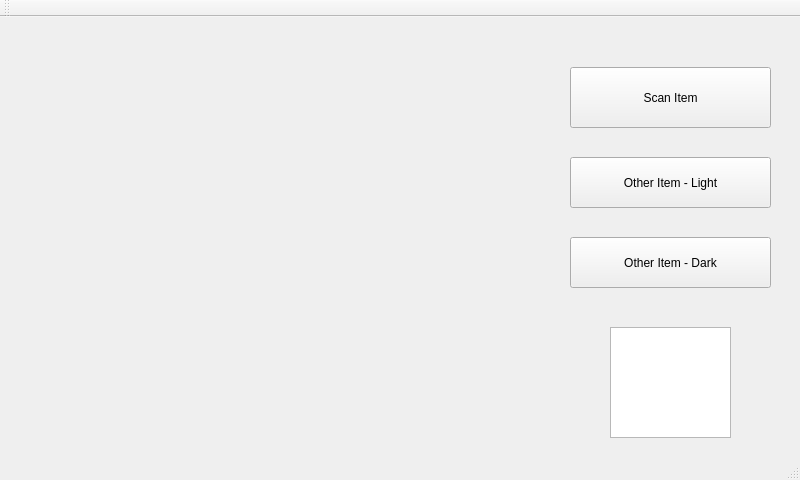
Old version of the form scanmenu.ui in the repository spencerng/lmao.
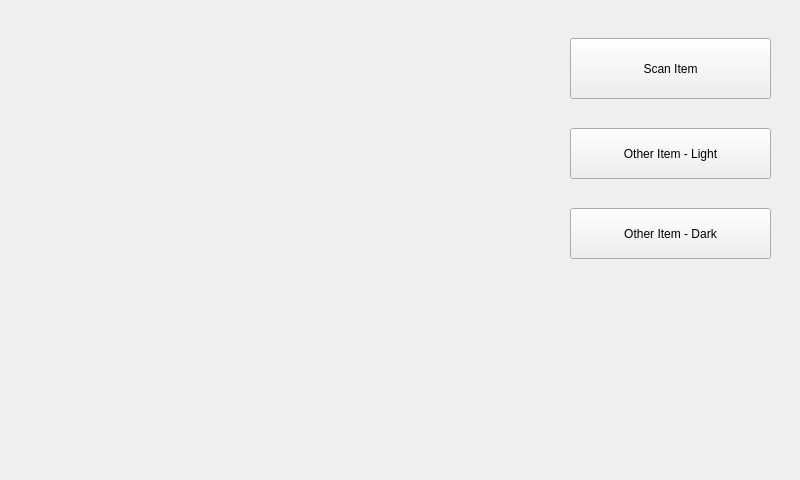
New version of the form. Icons and pictures are not drawn.

```diff
--- a/scanmenu.ui
+++ b/scanmenu.ui
@@ -60,7 +60,7 @@
     <property name="geometry">
      <rect>
       <x>570</x>
-      <y>50</y>
+      <y>38</y>
       <width>201</width>
       <height>61</height>
      </rect>
@@ -73,7 +73,7 @@
     <property name="geometry">
      <rect>
       <x>570</x>
-      <y>140</y>
+      <y>128</y>
       <width>201</width>
       <height>51</height>
      </rect>
@@ -86,7 +86,7 @@
     <property name="geometry">
      <rect>
       <x>570</x>
-      <y>220</y>
+      <y>208</y>
       <width>201</width>
       <height>51</height>
      </rect>
@@ -95,18 +95,33 @@
      <string>Other Item - Dark</string>
     </property>
    </widget>
-   <widget class="QGraphicsView" name="homeBtn">
+   <widget class="QLabel" name="homeButton">
     <property name="geometry">
      <rect>
-      <x>610</x>
-      <y>310</y>
-      <width>121</width>
-      <height>111</height>
+      <x>570</x>
+      <y>290</y>
+      <width>181</width>
+      <height>151</height>
      </rect>
     </property>
+    <property name="text">
+     <string/>
+    </property>
+    <property name="pixmap">
+     <pixmap>img/icon_home.png</pixmap>
+    </property>
    </widget>
   </widget>
   <widget class="QToolBar" name="mainToolBar">
+   <property name="enabled">
+    <bool>false</bool>
+   </property>
+   <property name="maximumSize">
+    <size>
+     <width>0</width>
+     <height>0</height>
+    </size>
+   </property>
    <attribute name="toolBarArea">
     <enum>TopToolBarArea</enum>
    </attribute>
@@ -114,7 +129,6 @@
     <bool>false</bool>
    </attribute>
   </widget>
-  <widget class="QStatusBar" name="statusBar"/>
  </widget>
  <layoutdefault spacing="6" margin="11"/>
  <resources/>
```
